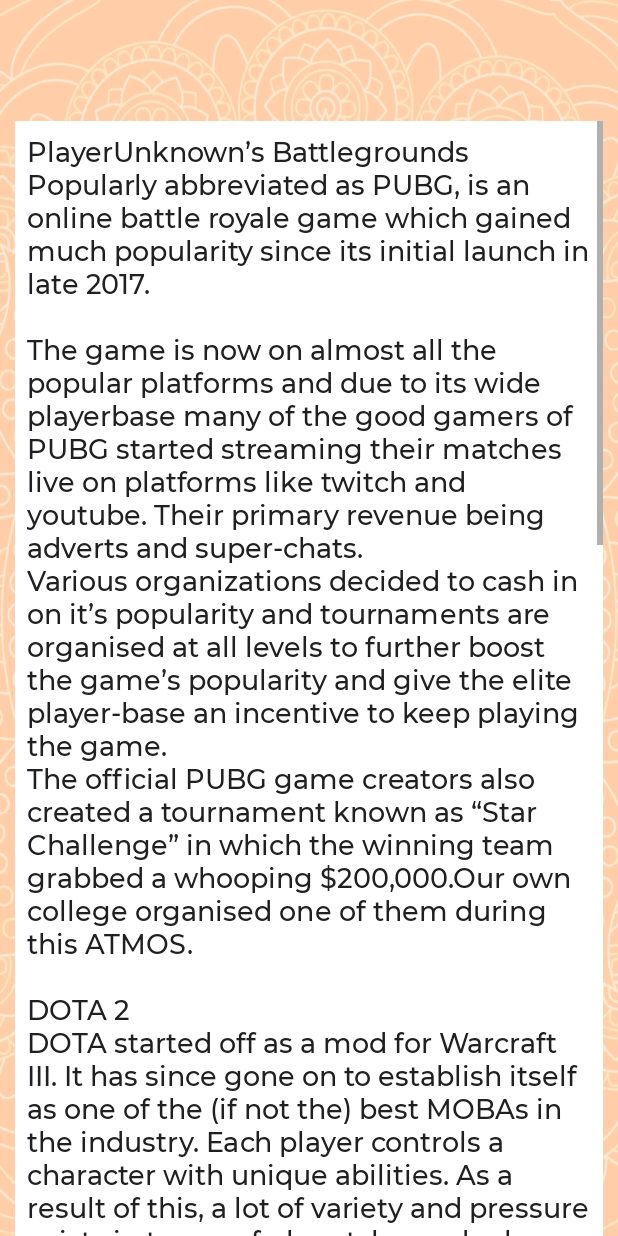
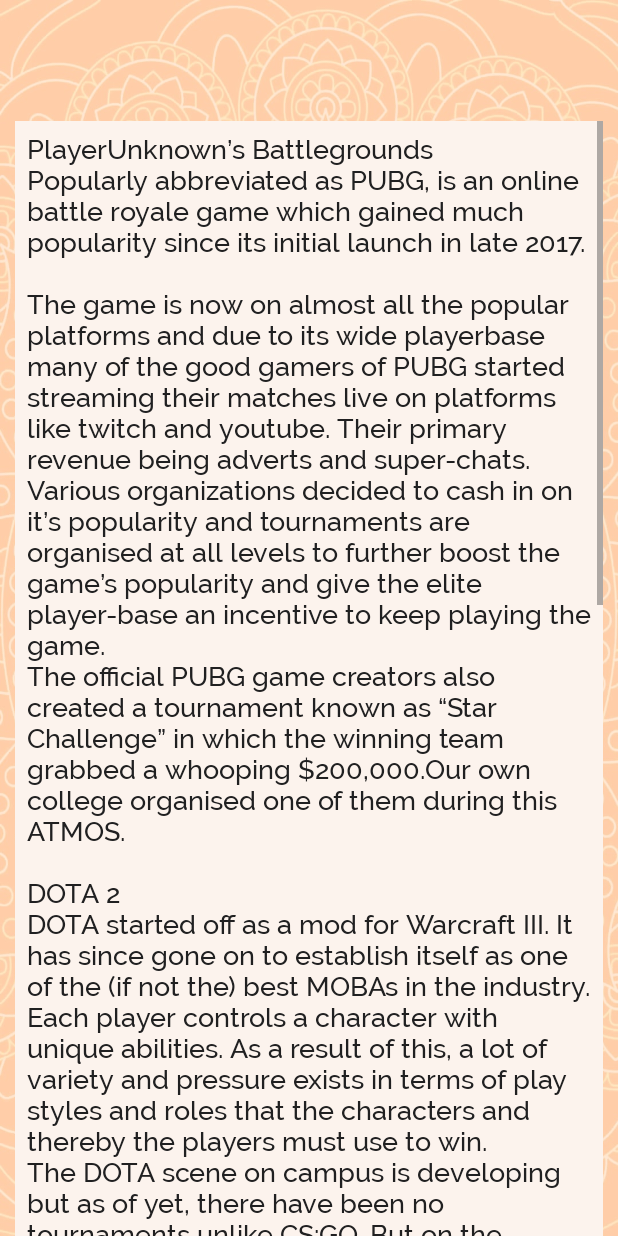
Before and after one commit to Ashwik/Fest-Manager-App, an Android app: the ArticleDetailActivity screen opened directly, with no data from a screen before it, on a phone screen of 412 x 824 dp. Run offline under Robolectric (Android 15) with nearby library versions, the phone set to English and light mode, and no system bars; 1 statement that could not run was skipped.

Commit message:
Adds Colors and Fonts

```diff
--- a/app/src/main/res/values/colors.xml
+++ b/app/src/main/res/values/colors.xml
@@ -1,18 +1,18 @@
 <?xml version="1.0" encoding="utf-8"?>
 <resources>
     <color name="colorPrimary">#ffffff</color>
-    <color name="colorPrimaryDark">#7742A5F5</color>
+    <color name="colorPrimaryDark">#fc8c3b</color>
     <color name="colorAccent">#FFF</color>
 
     <color name="textColor">#202021</color>
     <color name="lighttextcolor">#383839</color>
     <color name="topbar_textcolor">#FFF</color>
-    <color name="backgroundColor">#FFF</color>
+    <color name="backgroundColor">#fcf3ed</color>
     <color name="progressbar_color">#202021</color>
 
-
-
-    <color name="sky_color_animation">#e7eef6</color>
+    <color name="bg_one">#fc8c3b</color>
+    <color name="bg_two">#fc8c3b</color>
+    <color name="sky_color_animation">#fcf3ed</color>
     <color name="navigation_background">#fdfbfb</color>
 
     <color name="grey_100">#F5F5F5</color>
--- a/app/src/main/res/values/styles.xml
+++ b/app/src/main/res/values/styles.xml
@@ -11,7 +11,7 @@
         <item name="windowActionBar">false</item>
         <item name="windowNoTitle">true</item>
         <item name="android:windowFullscreen">true</item>
-        <item name="android:fontFamily">@font/montserratmedium</item>
+        <item name="android:fontFamily">@font/raleway_medium</item>
         <item name="drawerArrowStyle">@style/DrawerArrowStyle</item>
     </style>
 
@@ -25,7 +25,7 @@
     </style>
 
     <style name="toolbar" parent="@style/ThemeOverlay.AppCompat.Dark.ActionBar">
-        <item name="android:fontFamily">@font/montserratbold</item>
+        <item name="android:fontFamily">@font/raleway_medium</item>
         <item name="colorControlNormal">@color/textColor</item>
     </style>
 
@@ -64,7 +64,7 @@
     </style>
 
     <style name="AppTheme.PopupOverlay" parent="ThemeOverlay.AppCompat.Light" >
-        <item name="android:fontFamily">@font/montserratmedium</item>
+        <item name="android:fontFamily">@font/raleway_medium</item>
     </style>
 
 
```
Also changed, not shown: app/src/main/res/font/raleway_medium.ttf (added), app/src/main/res/font/southastefree.otf (added).
